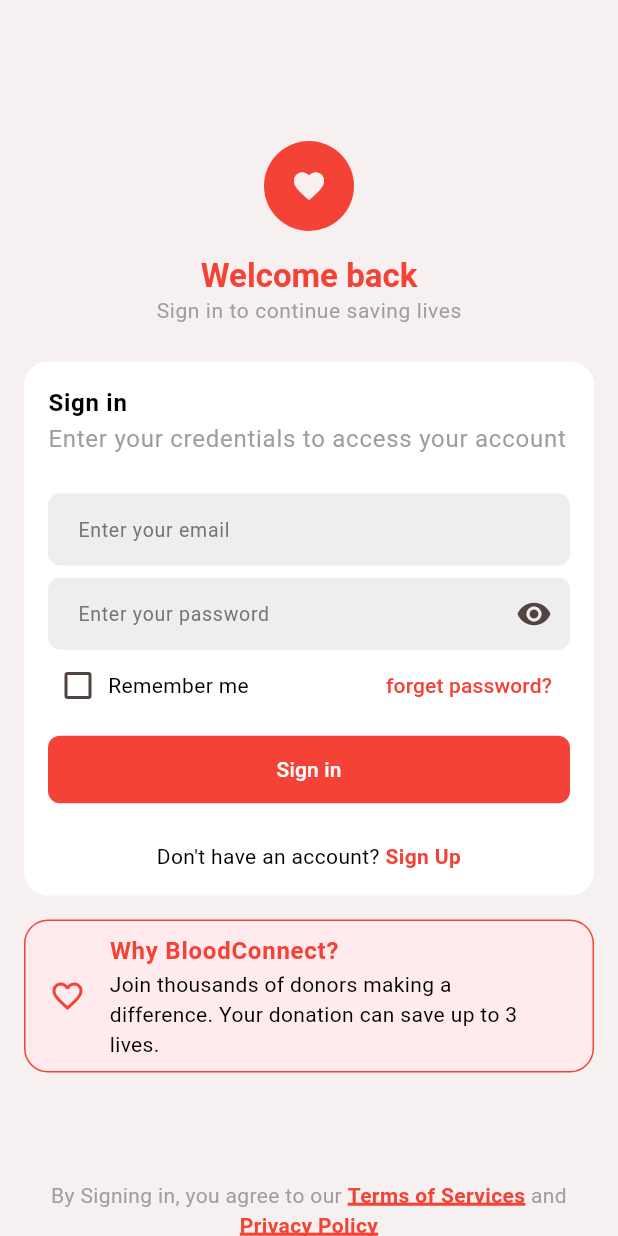
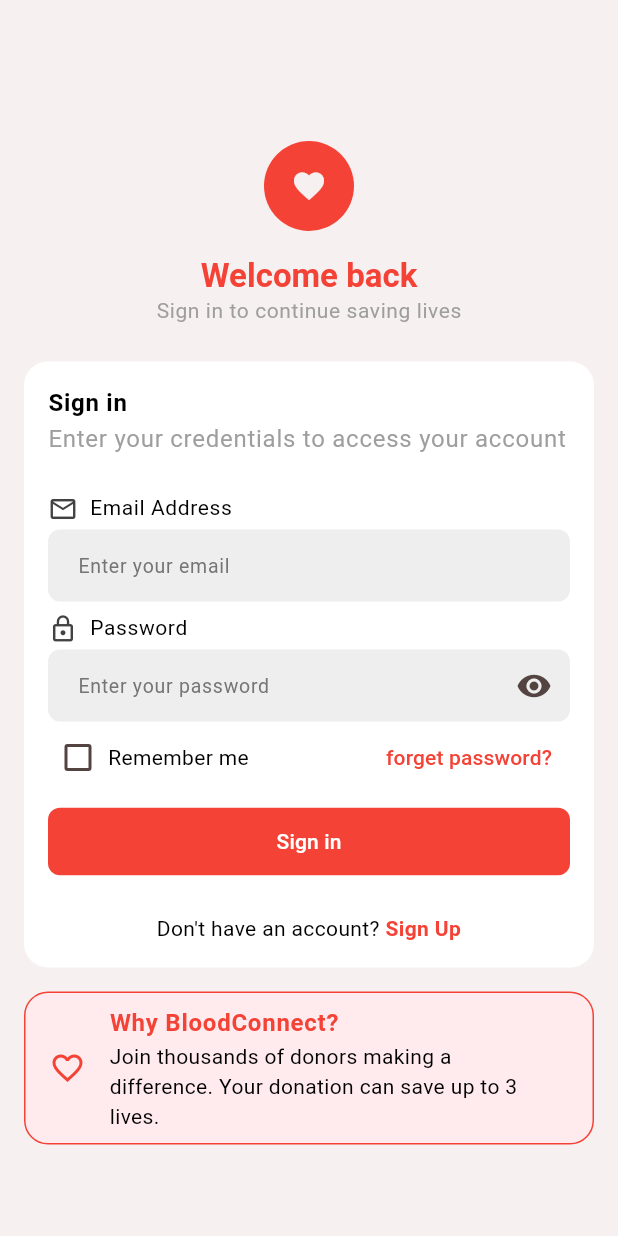
Before and after one commit to Roman-Dewan/Blood-Donation-App, a Flutter app: the screen it shows after launch, after a tap on "forget password?", on a phone screen of 412 x 824 dp. Run offline on Flutter 3.47's test engine with Material 3 defaults, Android fonts, the phone set to English and light mode, and no system bars.

Commit message:
sign up done

```diff
--- a/lib/app.dart
+++ b/lib/app.dart
@@ -1,6 +1,7 @@
 
 import 'package:blood_donation/app_color.dart';
 import 'package:blood_donation/ui/pages/authentication/sign_in_screen.dart';
+import 'package:blood_donation/ui/pages/authentication/sign_up_screen.dart';
 import 'package:blood_donation/ui/pages/bottom_navigation_screen.dart';
 import 'package:blood_donation/ui/pages/find_screen.dart';
 import 'package:blood_donation/ui/pages/history_screen.dart';
@@ -88,7 +89,8 @@ class MyApp extends StatelessWidget {
         HistoryScreen.name :(context) => const HistoryScreen(),
         ProfileScreen.name :(context) => const ProfileScreen(),
         RegisterDonor.name :(context) => const RegisterDonor(),
-        SignInScreen.name : (context) => const SignInScreen()
+        SignInScreen.name : (context) => const SignInScreen(),
+        SignUpScreen.name : (context)=> const SignUpScreen()
       },
       initialRoute: SignInScreen.name,
       debugShowCheckedModeBanner: false,
--- /dev/null
+++ b/lib/ui/pages/authentication/label_card.dart
@@ -0,0 +1,33 @@
+import 'package:flutter/material.dart';
+
+
+class LabelCard extends StatelessWidget {
+  const LabelCard({
+    super.key,
+    required this.label,
+    required this.child,
+    required this.icon,
+  });
+
+  final String label;
+  final Widget child;
+  final IconData icon;
+
+  @override
+  Widget build(BuildContext context) {
+    return Column(
+      crossAxisAlignment: CrossAxisAlignment.start,
+      children: [
+        Row(
+          children: [
+            Icon(icon, size: 20, color: Colors.grey.shade800),
+            const SizedBox(width: 8),
+            Text(label, style: Theme.of(context).textTheme.bodySmall),
+          ],
+        ),
+        const SizedBox(height: 4),
+        child,
+      ],
+    );
+  }
+}
--- a/lib/ui/pages/authentication/sign_in_screen.dart
+++ b/lib/ui/pages/authentication/sign_in_screen.dart
@@ -1,4 +1,5 @@
 import 'package:blood_donation/app_color.dart';
+import 'package:blood_donation/ui/pages/authentication/sign_up_screen.dart';
 import 'package:blood_donation/ui/widgets/custom_check_box.dart';
 import 'package:flutter/gestures.dart';
 import 'package:flutter/material.dart';
@@ -38,7 +39,10 @@ class _SignInScreenState extends State<SignInScreen> {
                     CircleAvatar(
                       radius: 30,
                       backgroundColor: AppColor.kred,
-                      child: Icon(Icons.favorite, color: AppColor.backgroundColor),
+                      child: Icon(
+                        Icons.favorite,
+                        color: AppColor.backgroundColor,
+                      ),
                     ),
                     const SizedBox(height: 16),
                     Text(
@@ -81,7 +85,7 @@ class _SignInScreenState extends State<SignInScreen> {
                       ).bodyLarge?.copyWith(color: AppColor.kgrey),
                     ),
                     const SizedBox(height: 24),
-                    // Email field
+                    /// Email field
                     LabelCard(
                       label: "Email Address",
                       icon: Icons.email_outlined,
@@ -162,7 +166,7 @@ class _SignInScreenState extends State<SignInScreen> {
                                 fontWeight: FontWeight.bold,
                               ),
                               recognizer: TapGestureRecognizer()
-                                  ..onTap = _onTapSignUpButton
+                                ..onTap = _onTapSignUpButton,
                             ),
                           ],
                         ),
@@ -173,25 +177,38 @@ class _SignInScreenState extends State<SignInScreen> {
               ),
 
               const SizedBox(height: 16),
+
               /// Why blood connect
-
               Container(
                 decoration: BoxDecoration(
                   color: Colors.red.shade50,
                   borderRadius: BorderRadius.circular(16),
-                  border: Border.all(width: 1, color: AppColor.kred)
+                  border: Border.all(width: 1, color: AppColor.kred),
                 ),
                 child: ListTile(
-                  leading: Icon(Icons.favorite_border_outlined, color: AppColor.kred,),
-                  title: Text("Why BloodConnect?", style: TextTheme.of(context).bodyLarge?.copyWith(color: AppColor.kred, fontWeight: FontWeight.bold),),
-                  subtitle: Text("Join thousands of donors making a difference. Your donation can save up to 3 lives.",style: TextTheme.of(context).bodyMedium?.copyWith(color: AppColor.kblack)),
+                  leading: Icon(
+                    Icons.favorite_border_outlined,
+                    color: AppColor.kred,
+                  ),
+                  title: Text(
+                    "Why BloodConnect?",
+                    style: TextTheme.of(context).bodyLarge?.copyWith(
+                      color: AppColor.kred,
+                      fontWeight: FontWeight.bold,
+                    ),
+                  ),
+                  subtitle: Text(
+                    "Join thousands of donors making a difference. Your donation can save up to 3 lives.",
+                    style: TextTheme.of(
+                      context,
+                    ).bodyMedium?.copyWith(color: AppColor.kblack),
+                  ),
                 ),
               ),
 
               const SizedBox(height: 72),
 
               /// Terms and Service
-
               Center(
                 child: RichText(
                   textAlign: TextAlign.center,
@@ -209,13 +226,14 @@ class _SignInScreenState extends State<SignInScreen> {
                           fontWeight: FontWeight.bold,
                           decoration: TextDecoration.underline,
                           decorationColor: Colors.red,
-                          decorationThickness: 3
+                          decorationThickness: 3,
                         ),
                         recognizer: TapGestureRecognizer()
-                            ..onTap = _onTapTermsCondition
+                          ..onTap = _onTapTermsCondition,
                       ),
                       TextSpan(
-                        text: " and ",style: TextTheme.of(
+                        text: " and ",
+                        style: TextTheme.of(
                           context,
                         ).bodyMedium?.copyWith(color: AppColor.kgrey),
                       ),
@@ -226,28 +244,42 @@ class _SignInScreenState extends State<SignInScreen> {
                           fontWeight: FontWeight.bold,
                           decoration: TextDecoration.underline,
                           decorationColor: Colors.red,
-                            decorationThickness: 3
+                          decorationThickness: 3,
                         ),
                         recognizer: TapGestureRecognizer()
-                            ..onTap = _onTapPrivacyPolicy
+                          ..onTap = _onTapPrivacyPolicy,
                       ),
                     ],
                   ),
                 ),
               ),
-
             ],
           ),
         ),
       ),
     );
   }
+
+  void _onTapSignInButton() {
+    debugPrint("tap on sign In button");
   }
 
-void _onTapSignInButton() { debugPrint("tap on sign In button");}
-void _onTapSignUpButton() {debugPrint("tap on sign up button");}
-void _onTapForgetButton() {debugPrint("tap on forget button");}
-void _onTapPrivacyPolicy() {debugPrint("tap on Privacy Policy");}
-void _onTapTermsCondition() {debugPrint("tap on Terms Condition");}
+  void _onTapSignUpButton() {
+    debugPrint("tap on sign up button");
+    Navigator.pushNamed(context, SignUpScreen.name);
+  }
+
+  void _onTapForgetButton() {
+    debugPrint("tap on forget button");
+  }
+
+  void _onTapPrivacyPolicy() {
+    debugPrint("tap on Privacy Policy");
+  }
+
+  void _onTapTermsCondition() {
+    debugPrint("tap on Terms Condition");
+  }
+}
 
 // label part for Text Form Field
```
Also changed, not shown: lib/ui/pages/authentication/sign_up_screen.dart (added, +195 -0 lines). Lines whose indentation alone changed are shown as unchanged.
